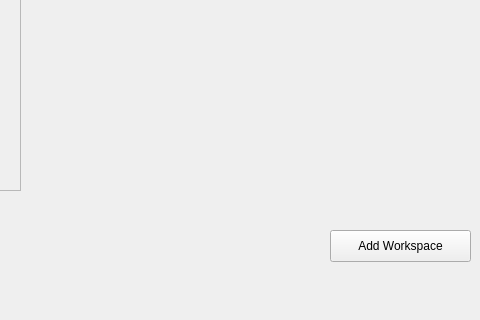
The window that LAWRENTIAN/LuD/articleworkspace.ui (pyridine/LAWRENTIAN) describes before a commit, drawn with Qt 5; both pictures show x 620 to 1100 and y 280 to 600 of the 1100 by 600 pixel window.
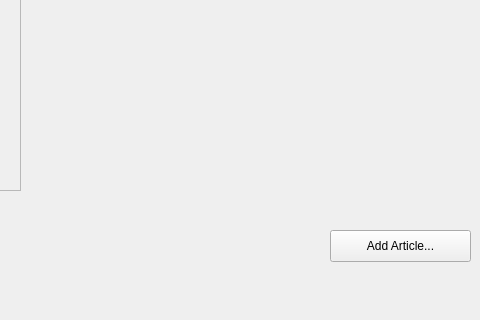
The same window after the commit.

Commit message: System Notification permissions, UI changes.

```diff
--- a/LAWRENTIAN/LuD/articleworkspace.ui
+++ b/LAWRENTIAN/LuD/articleworkspace.ui
@@ -43,7 +43,7 @@
     </rect>
    </property>
    <property name="text">
-    <string>Add Workspace</string>
+    <string>Add Article...</string>
    </property>
   </widget>
   <widget class="QScrollArea" name="buttons_scrollArea">
```
The commit also changes 7 other files.
